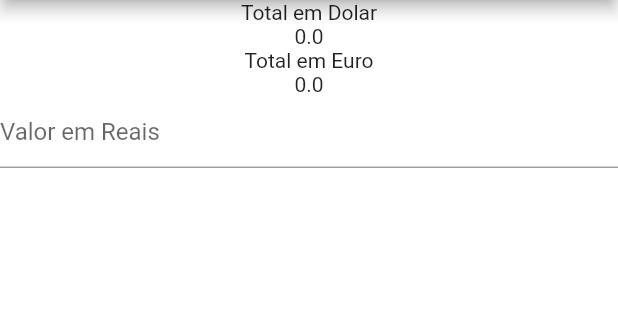
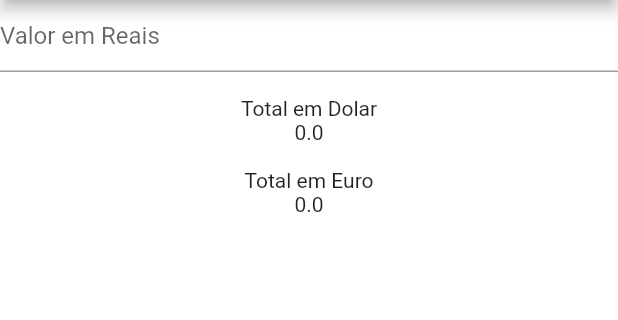
Before and after one commit to lucaspiermh/provaprogramacao3, a Flutter app: the screen it shows after launch, on a phone screen of 412 x 824 dp, the part 84-404 px from its top. Run offline on Flutter 3.47's test engine with Material 2 defaults, Android fonts, the phone set to English and light mode, and no system bars.

Commit message:
ultimo commit

```diff
--- a/MoneyConv/moneyconv/lib/main.dart
+++ b/MoneyConv/moneyconv/lib/main.dart
@@ -8,7 +8,6 @@ void main() {
 class MyApp extends StatelessWidget {
   const MyApp({super.key});
 
-  // This widget is the root of your application.
   @override
   Widget build(BuildContext context) {
     return MaterialApp(
@@ -55,17 +54,6 @@ class _MyHomePageState extends State<MyHomePage> {
         child: Column(
           crossAxisAlignment: CrossAxisAlignment.center,
           children: <Widget>[
-            Text("Total em Dolar"),
-            Text(
-              (
-                (double.tryParse(controller_1.text)??0) / dolar
-              ).toString()),
-
-            Text("Total em Euro"),
-            Text(
-              (
-                (double.tryParse(controller_1.text)??0) / euro
-              ).toString()),
 
             TextField(
               controller: controller_1,
@@ -77,6 +65,18 @@ class _MyHomePageState extends State<MyHomePage> {
               },
             ),
 
+            Text("\nTotal em Dolar"),
+            Text(
+              (
+                (double.tryParse(controller_1.text)??0) / dolar
+              ).toString()),
+
+            Text("\nTotal em Euro"),
+            Text(
+              (
+                (double.tryParse(controller_1.text)??0) / euro
+              ).toString()),
+
           ],
         )
       ),
```
